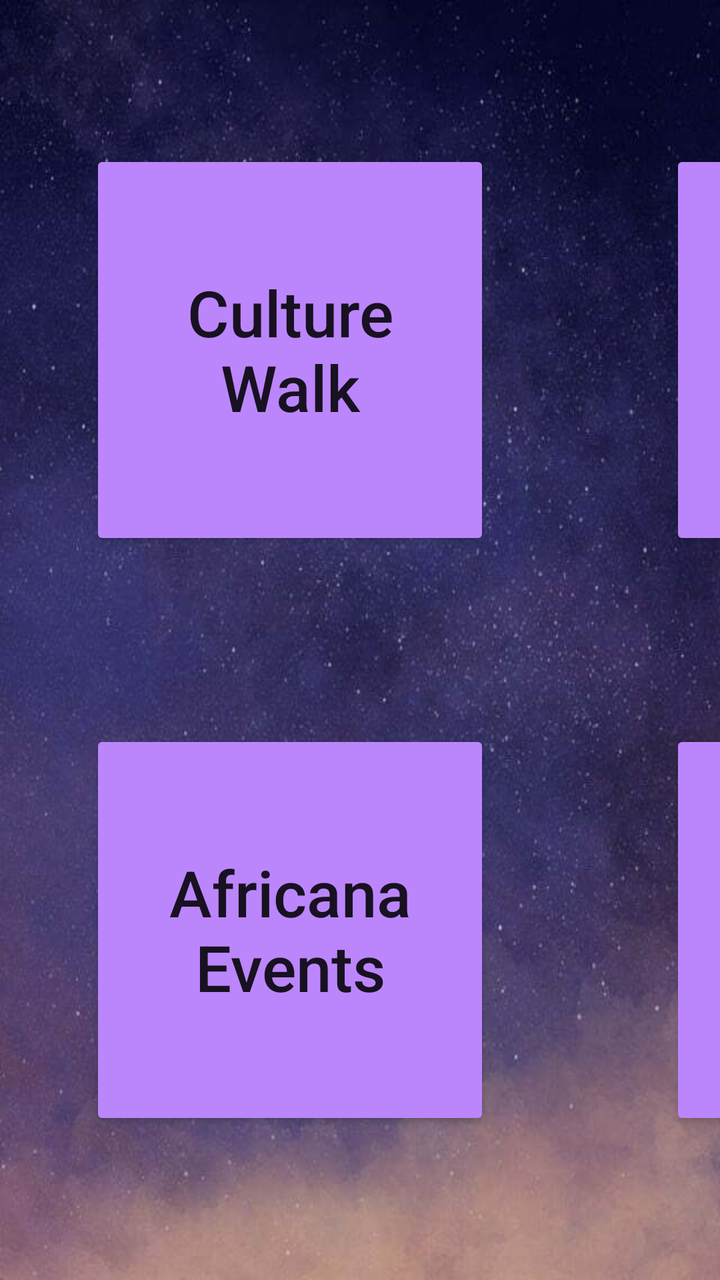
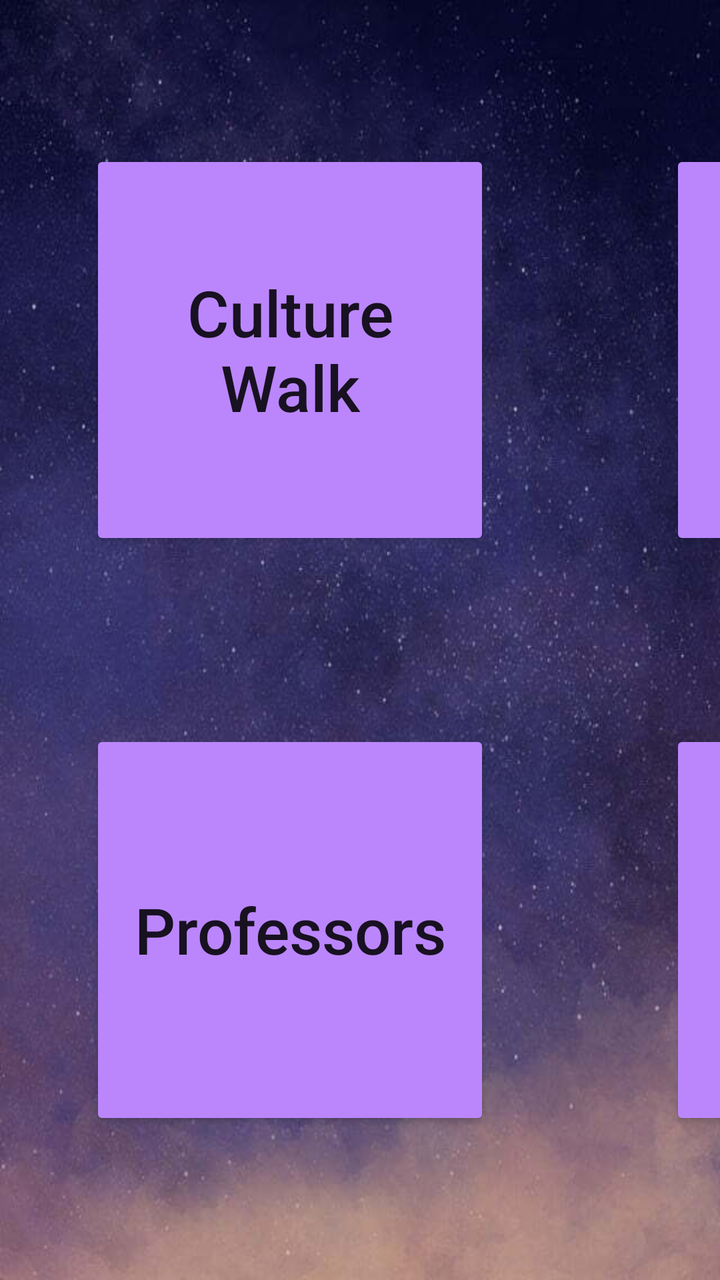

The first picture is an Android layout as it rendered before a commit; the second is the same layout after the commit. The layout source and the unified diff follow.
<!-- AndroidManifest.xml: application theme Theme.TemiTour -->
<!-- res/layout/activity_dashboard.xml -->
<?xml version="1.0" encoding="utf-8"?>
<androidx.constraintlayout.widget.ConstraintLayout xmlns:android="http://schemas.android.com/apk/res/android"
    xmlns:app="http://schemas.android.com/apk/res-auto"
    xmlns:tools="http://schemas.android.com/tools"
    android:layout_width="match_parent"
    android:layout_height="match_parent"
    android:background="@drawable/starnight"
    tools:context=".MainActivity">

    <TableLayout
        android:layout_width="wrap_content"
        android:layout_height="wrap_content"
        app:layout_constraintBottom_toBottomOf="parent"
        app:layout_constraintEnd_toEndOf="parent"
        app:layout_constraintStart_toStartOf="parent"
        app:layout_constraintTop_toTopOf="parent">

        <TableRow
            android:layout_width="match_parent"
            android:layout_height="match_parent" >

            <Button
                android:id="@+id/tour_button"
                android:layout_width="200dp"
                android:layout_height="200dp"
                android:layout_margin="45dp"
                android:backgroundTint="@color/purple_200"
                android:text="@string/culture_walk"
                android:textAllCaps="false"
                android:textSize="32dp"
                app:cornerRadius="30dp"
                tools:ignore="InvalidId" />

            <Button
                android:id="@+id/locate_office_button"
                android:layout_width="200dp"
                android:layout_height="200dp"
                android:layout_margin="45dp"
                android:backgroundTint="@color/purple_200"
                android:text="@string/locate_office"
                android:textAllCaps="false"
                android:textSize="32dp"
                app:cornerRadius="30dp" />

            <Button
                android:id="@+id/courses_button"
                android:layout_width="200dp"
                android:layout_height="200dp"
                android:layout_margin="45dp"
                android:backgroundTint="@color/purple_200"
                android:text="@string/courses"
                android:textAllCaps="false"
                android:textSize="32dp"
                app:cornerRadius="30dp" />
        </TableRow>

        <TableRow
            android:layout_width="match_parent"
            android:layout_height="match_parent" >

            <Button
                android:id="@+id/events_button"
                android:layout_width="200dp"
                android:layout_height="200dp"
                android:layout_margin="45dp"
                android:backgroundTint="@color/purple_200"
                android:text="@string/events"
                android:textAllCaps="false"
                android:textSize="32dp"
                app:cornerRadius="30dp"
                tools:ignore="InvalidId" />

            <Button
                android:id="@+id/leave_message_button"
                android:layout_width="200dp"
                android:layout_height="200dp"
                android:layout_margin="45dp"
                android:backgroundTint="@color/purple_200"
                android:text="@string/leave_message"
                android:textAllCaps="false"
                android:textSize="32dp"
                app:cornerRadius="30dp"
                tools:ignore="InvalidId" />
        </TableRow>

    </TableLayout>

</androidx.constraintlayout.widget.ConstraintLayout>
<!-- resources referenced by this layout -->
<resources>
  <color name="purple_200">#FFBB86FC</color>
  <!-- drawable starnight: jpg bitmap (drawable, 50831 bytes) -->
  <string name="courses">Africana Courses</string>
  <string name="culture_walk">Culture Walk</string>
  <string name="events">Africana Events</string>
  <string name="leave_message">Leave Message</string>
  <string name="locate_office">Locate Office</string>
  <style name="Theme.TemiTour" parent="Theme.MaterialComponents.DayNight.DarkActionBar">
          
          <item name="colorPrimary">@color/purple_500</item>
          <item name="colorPrimaryVariant">@color/purple_700</item>
          <item name="colorOnPrimary">@color/white</item>
          
          <item name="colorSecondary">@color/teal_200</item>
          <item name="colorSecondaryVariant">@color/teal_700</item>
          <item name="colorOnSecondary">@color/black</item>
          
          <item name="android:statusBarColor" tools:targetApi="l">?attr/colorPrimaryVariant</item>
          
          <item name="buttonBarNegativeButtonStyle">@style/NegativeButtonStyle</item>
          <item name="buttonBarPositiveButtonStyle">@style/PositiveButtonStyle</item>
      </style>
  <color name="purple_500">#FF6200EE</color>
  <color name="purple_700">#FF3700B3</color>
  <color name="white">#FFFFFFFF</color>
  <color name="teal_200">#FF03DAC5</color>
  <color name="teal_700">#FF018786</color>
  <color name="black">#FF000000</color>
  <style name="NegativeButtonStyle" parent="Widget.AppCompat.Button.ButtonBar.AlertDialog">
          <item name="android:textColor">@color/dark_red</item>
      </style>
  <style name="PositiveButtonStyle" parent="Widget.AppCompat.Button.ButtonBar.AlertDialog">
          <item name="android:textColor">@color/bright_green</item>
      </style>
  <color name="dark_red">#BD1D1D</color>
  <color name="bright_green">#FF0CD337</color>
</resources>

<!-- the commit's change to res/layout/activity_dashboard.xml (unified diff, before → after) -->
@@ -32,17 +32,6 @@
                 tools:ignore="InvalidId" />
 
             <Button
-                android:id="@+id/locate_office_button"
-                android:layout_width="200dp"
-                android:layout_height="200dp"
-                android:layout_margin="45dp"
-                android:backgroundTint="@color/purple_200"
-                android:text="@string/locate_office"
-                android:textAllCaps="false"
-                android:textSize="32dp"
-                app:cornerRadius="30dp" />
-
-            <Button
                 android:id="@+id/courses_button"
                 android:layout_width="200dp"
                 android:layout_height="200dp"
@@ -52,11 +41,6 @@
                 android:textAllCaps="false"
                 android:textSize="32dp"
                 app:cornerRadius="30dp" />
-        </TableRow>
-
-        <TableRow
-            android:layout_width="match_parent"
-            android:layout_height="match_parent" >
 
             <Button
                 android:id="@+id/events_button"
@@ -69,14 +53,42 @@
                 android:textSize="32dp"
                 app:cornerRadius="30dp"
                 tools:ignore="InvalidId" />
+        </TableRow>
+
+        <TableRow
+            android:layout_width="match_parent"
+            android:layout_height="match_parent" >
 
             <Button
-                android:id="@+id/leave_message_button"
+                android:id="@+id/professors_button"
                 android:layout_width="200dp"
                 android:layout_height="200dp"
                 android:layout_margin="45dp"
                 android:backgroundTint="@color/purple_200"
-                android:text="@string/leave_message"
+                android:text="Professors"
+                android:textAllCaps="false"
+                android:textSize="32dp"
+                app:cornerRadius="30dp" />
+
+            <Button
+                android:id="@+id/alumni_button"
+                android:layout_width="200dp"
+                android:layout_height="200dp"
+                android:layout_margin="45dp"
+                android:backgroundTint="@color/purple_200"
+                android:text="Alumni"
+                android:textAllCaps="false"
+                android:textSize="32dp"
+                app:cornerRadius="30dp"
+                tools:ignore="InvalidId" />
+
+            <Button
+                android:id="@+id/leave_feedback_button"
+                android:layout_width="200dp"
+                android:layout_height="200dp"
+                android:layout_margin="45dp"
+                android:backgroundTint="@color/purple_200"
+                android:text="Leave Feedback"
                 android:textAllCaps="false"
                 android:textSize="32dp"
                 app:cornerRadius="30dp"
<!-- resource entries referenced after the edit -->
@@ -5,8 +5,6 @@
   <string name="courses">Africana Courses</string>
   <string name="culture_walk">Culture Walk</string>
   <string name="events">Africana Events</string>
-  <string name="leave_message">Leave Message</string>
-  <string name="locate_office">Locate Office</string>
   <style name="Theme.TemiTour" parent="Theme.MaterialComponents.DayNight.DarkActionBar">
           
           <item name="colorPrimary">@color/purple_500</item>
